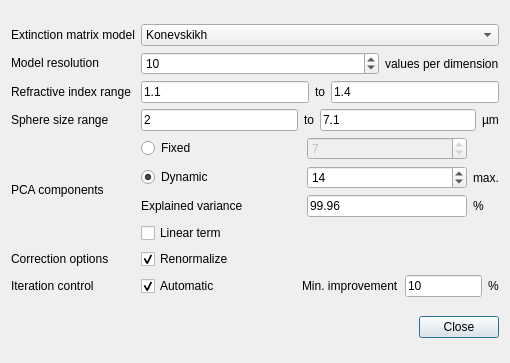
The window that octavvs/prep/scadvanced.ui (ctroein/octavvs) describes before a commit, drawn with Qt 5.
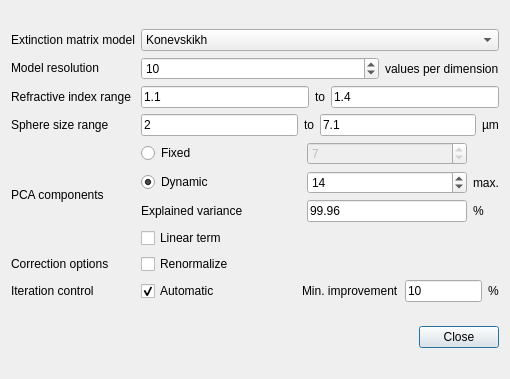
The same window after the commit. Custom widgets are drawn as their Qt base class.

Commit message: no renorm by default

The edit to the form file:
```diff
--- a/octavvs/prep/scadvanced.ui
+++ b/octavvs/prep/scadvanced.ui
@@ -10,7 +10,7 @@
     <x>0</x>
     <y>0</y>
     <width>510</width>
-    <height>363</height>
+    <height>379</height>
    </rect>
   </property>
   <property name="windowTitle">
@@ -361,7 +361,7 @@
           <string>Renormalize</string>
          </property>
          <property name="checked">
-          <bool>true</bool>
+          <bool>false</bool>
          </property>
         </widget>
        </item>
```
